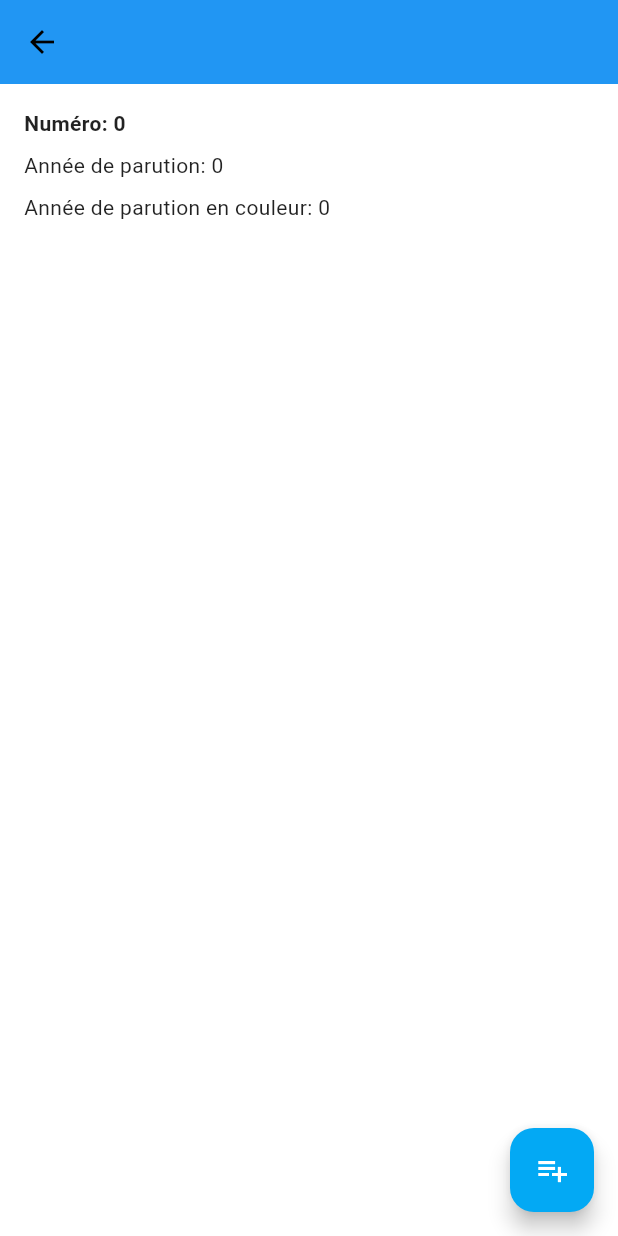
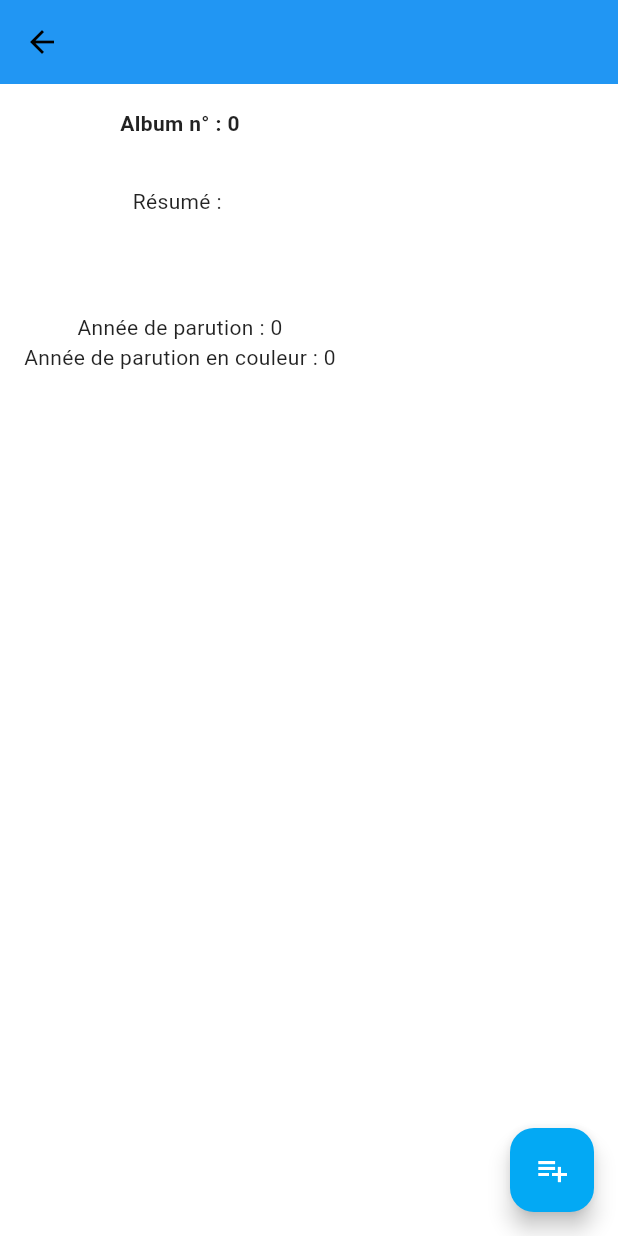
Before and after one commit to Shaxens/Flutter_M2I, a Flutter app: the AlbumDetails screen opened directly with empty values, on a phone screen of 412 x 824 dp. Run offline on Flutter 3.47's test engine with Material 3 defaults, Android fonts, the light colour scheme and no system bars.

Commit message:
Style : Change album details style

```diff
--- a/lib/screens/album_details.dart
+++ b/lib/screens/album_details.dart
@@ -20,29 +20,31 @@ class AlbumDetails extends StatelessWidget {
       body: SingleChildScrollView(
         padding: const EdgeInsets.all(16.0),
         child: Column(
-          crossAxisAlignment: CrossAxisAlignment.start,
+          crossAxisAlignment: CrossAxisAlignment.center,
           children: [
+            Text(
+              'Album n° : ${album.numero}',
+              style: const TextStyle(fontWeight: FontWeight.bold),
+            ),
+            Padding(padding: EdgeInsets.all(16.0)),
+            Text('Résumé : ${album.resume}'),
+            Padding(padding: EdgeInsets.all(32.0)),
+            Text(
+              'Année de parution : ${album.year}',
+            ),
+            if (album.yearInColor != null) ...[
+              Text(
+                'Année de parution en couleur : ${album.yearInColor}',
+              ),
+            ],
             if (album.image.isNotEmpty) ...[
+              Padding(padding: EdgeInsets.all(8.0)),
               Image.asset(
                 album.image,
-                height: 200,
-                width: double.infinity,
+                height: 300,
                 fit: BoxFit.cover,
               ),
-              const SizedBox(height: 16.0),
             ],
-            Text(
-              'Numéro: ${album.numero}',
-              style: const TextStyle(fontWeight: FontWeight.bold),
-            ),
-            const SizedBox(height: 8.0),
-            Text('Année de parution: ${album.year}'),
-            if (album.yearInColor != null) ...[
-              const SizedBox(height: 8.0),
-              Text('Année de parution en couleur: ${album.yearInColor}'),
-            ],
-            const SizedBox(height: 16.0),
-            Text(album.resume),
           ],
         ),
       ),
```
